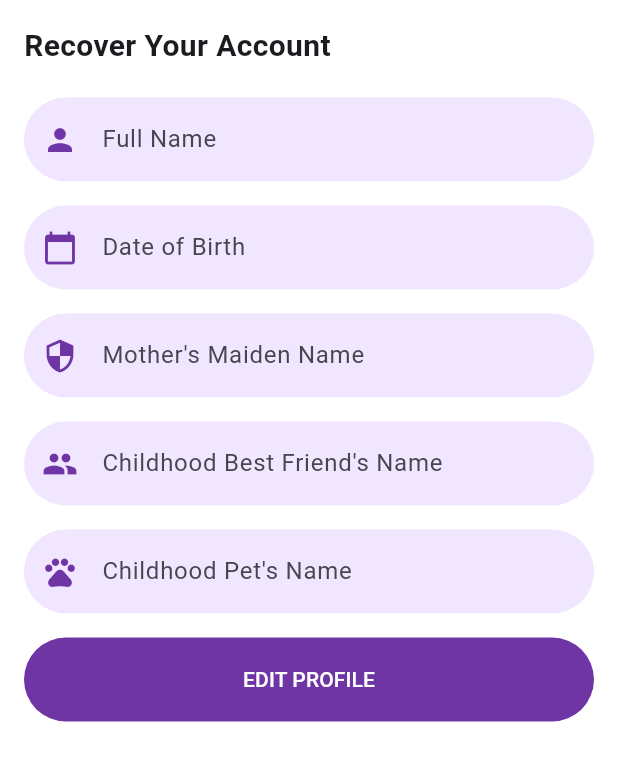
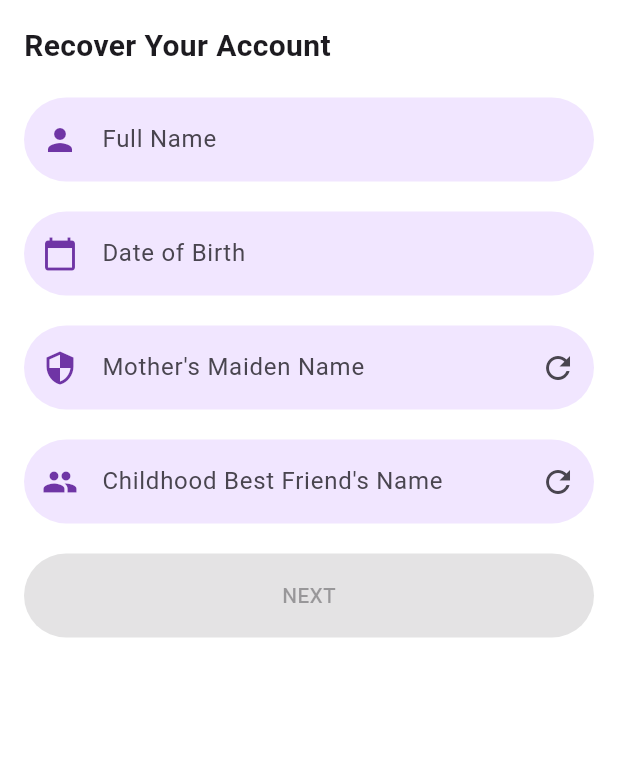
Before and after one commit to LuwinWickramasinghe/Biomark, a Flutter app: the AccountRecoveryScreen screen opened directly, on a phone screen of 412 x 824 dp, the part 84-865 px from its top. Run offline on Flutter 3.47's test engine with Material 3 defaults, Android fonts, the phone set to English and light mode, and no system bars; our stand-ins replace cloud_firestore, firebase_core, flutter_svg, sqflite; accounts and stored records are empty.

Commit message:
basic files creation

```diff
--- a/lib/Screens/AccountRecovery/account_recovery.dart
+++ b/lib/Screens/AccountRecovery/account_recovery.dart
@@ -1,12 +1,16 @@
+// account_recovery_screen.dart
 import 'package:flutter/material.dart';
-import 'package:biomark/constants.dart';
+import 'package:provider/provider.dart';
+import 'package:biomark/viewmodels/account_recovery_view_model.dart';
 import '../RecoveryConfirmation/recovery_confirmation_screen.dart';
 
 class AccountRecoveryScreen extends StatelessWidget {
-  const AccountRecoveryScreen({Key? key}) : super(key: key);
+  const AccountRecoveryScreen({super.key});
 
   @override
   Widget build(BuildContext context) {
+    final viewModel = Provider.of<AccountRecoveryViewModel>(context);
+
     return Scaffold(
       appBar: AppBar(
         title: const Text("Account Recovery"),
@@ -25,15 +29,18 @@ class AccountRecoveryScreen extends StatelessWidget {
 
               // Full Name Field
               TextFormField(
+                controller: viewModel.nameController,
                 decoration: const InputDecoration(
                   labelText: "Full Name",
                   prefixIcon: Icon(Icons.person),
                 ),
+                onChanged: (_) => viewModel.updateFormValidity(),
               ),
-              const SizedBox(height: defaultPadding),
+              const SizedBox(height: 20),
 
               // Date of Birth Field
               TextFormField(
+                controller: viewModel.dobController,
                 decoration: const InputDecoration(
                   labelText: "Date of Birth",
                   prefixIcon: Icon(Icons.calendar_today),
@@ -41,49 +48,57 @@ class AccountRecoveryScreen extends StatelessWidget {
                 onTap: () {
                   // Optional: Open date picker
                 },
+                onChanged: (_) => viewModel.updateFormValidity(),
               ),
-              const SizedBox(height: defaultPadding),
+              const SizedBox(height: 20),
 
-              // Security Question 1: Mother's Maiden Name
+              // First Security Question
               TextFormField(
-                decoration: const InputDecoration(
-                  labelText: "Mother's Maiden Name",
-                  prefixIcon: Icon(Icons.security),
+                controller: viewModel.questionControllers[0],
+                decoration: InputDecoration(
+                  labelText: viewModel.getQuestionLabel(0),
+                  prefixIcon: Icon(viewModel.getQuestionIcon(0)),
+                  suffixIcon: IconButton(
+                    icon: const Icon(Icons.refresh),
+                    onPressed: () => viewModel.replaceQuestion(0),
                   ),
                 ),
-              const SizedBox(height: defaultPadding),
+                onChanged: (_) => viewModel.updateFormValidity(),
+              ),
+              const SizedBox(height: 20),
 
-              // Security Question 2: Childhood Best Friend's Name
+              // Second Security Question
               TextFormField(
-                decoration: const InputDecoration(
-                  labelText: "Childhood Best Friend's Name",
-                  prefixIcon: Icon(Icons.people),
+                controller: viewModel.questionControllers[1],
+                decoration: InputDecoration(
+                  labelText: viewModel.getQuestionLabel(1),
+                  prefixIcon: Icon(viewModel.getQuestionIcon(1)),
+                  suffixIcon: IconButton(
+                    icon: const Icon(Icons.refresh),
+                    onPressed: () => viewModel.replaceQuestion(1),
                   ),
                 ),
-              const SizedBox(height: defaultPadding),
+                onChanged: (_) => viewModel.updateFormValidity(),
+              ),
+              const SizedBox(height: 20),
 
-              // Security Question 3: Childhood Pet's Name
-              TextFormField(
-                decoration: const InputDecoration(
-                  labelText: "Childhood Pet's Name",
-                  prefixIcon: Icon(Icons.pets),
-                ),
-              ),
-              const SizedBox(height: defaultPadding),
-
-              // Recover Account Button
+              // Next Button
               Center(
                 child: ElevatedButton(
-            onPressed: () {
-              // Navigate to SignUpQuestionScreen when "Sign Up" is pressed
+                  onPressed: viewModel.isFormValid
+                      ? () async {
+                          await viewModel.verifyAndProceed();
+                          if (viewModel.isVerified) {
                             Navigator.push(
                               context,
                               MaterialPageRoute(
                                 builder: (context) => const PasswordResetScreen(),
                               ),
                             );
-            },
-            child: Text("Edit Profile".toUpperCase()),
+                          }
+                        }
+                      : null,
+                  child: Text("NEXT"),
                 ),
               ),
             ],
--- /dev/null
+++ b/lib/models/account_recovery_model.dart
@@ -0,0 +1,30 @@
+// account_recovery_model.dart
+import 'package:flutter/material.dart';
+
+class AccountRecoveryModel {
+  final String name;
+  final String dob;
+  final List<String> questionAnswers;
+
+  AccountRecoveryModel({
+    required this.name,
+    required this.dob,
+    required this.questionAnswers,
+  });
+}
+
+class SecurityQuestion {
+  final String label;
+  final IconData icon;
+
+  SecurityQuestion(this.label, this.icon);
+
+  static List<SecurityQuestion> getAllQuestions() {
+    return [
+      SecurityQuestion("Mother's Maiden Name", Icons.security),
+      SecurityQuestion("Childhood Best Friend's Name", Icons.people),
+      SecurityQuestion("Childhood Pet's Name", Icons.pets),
+      SecurityQuestion("Custom Question", Icons.question_mark),
+    ];
+  }
+}
--- /dev/null
+++ b/lib/viewmodels/account_recovery_view_model.dart
@@ -0,0 +1,65 @@
+// account_recovery_view_model.dart
+import 'package:flutter/material.dart';
+import 'dart:math';
+import 'package:biomark/models/account_recovery_model.dart';
+import 'package:biomark/repository/repository.dart';
+
+class AccountRecoveryViewModel extends ChangeNotifier {
+  final TextEditingController nameController = TextEditingController();
+  final TextEditingController dobController = TextEditingController();
+  final List<TextEditingController> questionControllers =
+      List.generate(2, (_) => TextEditingController());
+
+  final List<SecurityQuestion> _allQuestions = SecurityQuestion.getAllQuestions();
+  int _firstQuestionIndex = 0;
+  int _secondQuestionIndex = 1;
+
+  final Repository _repository = Repository();
+
+  bool isFormValid = false;
+  bool isVerified = false;
+
+  void replaceQuestion(int questionIndex) {
+    List<SecurityQuestion> remainingQuestions = _allQuestions.where((q) => q != _allQuestions[_firstQuestionIndex] && q != _allQuestions[_secondQuestionIndex]).toList();
+
+    if (remainingQuestions.isNotEmpty) {
+      final random = Random();
+      final newQuestion = remainingQuestions[random.nextInt(remainingQuestions.length)];
+
+      if (questionIndex == 0) {
+        _firstQuestionIndex = _allQuestions.indexOf(newQuestion);
+        questionControllers[0].clear();
+      } else {
+        _secondQuestionIndex = _allQuestions.indexOf(newQuestion);
+        questionControllers[1].clear();
+      }
+      notifyListeners();
+    }
+  }
+
+  String getQuestionLabel(int index) {
+    return index == 0 ? _allQuestions[_firstQuestionIndex].label : _allQuestions[_secondQuestionIndex].label;
+  }
+
+  IconData getQuestionIcon(int index) {
+    return index == 0 ? _allQuestions[_firstQuestionIndex].icon : _allQuestions[_secondQuestionIndex].icon;
+  }
+
+  void updateFormValidity() {
+    isFormValid = nameController.text.isNotEmpty &&
+                  dobController.text.isNotEmpty &&
+                  questionControllers.every((c) => c.text.isNotEmpty);
+    notifyListeners();
+  }
+
+  Future<void> verifyAndProceed() async {
+    final user = AccountRecoveryModel(
+      name: nameController.text,
+      dob: dobController.text,
+      questionAnswers: questionControllers.map((c) => c.text).toList(),
+    );
+
+    isVerified = await _repository.verifyUser(user);
+    notifyListeners();
+  }
+}
--- a/pubspec.yaml
+++ b/pubspec.yaml
@@ -20,6 +20,7 @@ dependencies:
   cloud_firestore: ^5.0.0
   firebase_core: ^3.7.0
   crypto: ^3.0.1
+  provider: ^6.1.2
 
 dev_dependencies:
   flutter_test:
```
Also changed, not shown: lib/Screens/Login/components/login_form.dart (+24 -13 lines), lib/main.dart (+18 -8 lines), lib/repository/repository.dart (added, +33 -0 lines), pubspec.lock, 3 other files. Lines whose indentation alone changed are shown as unchanged.
